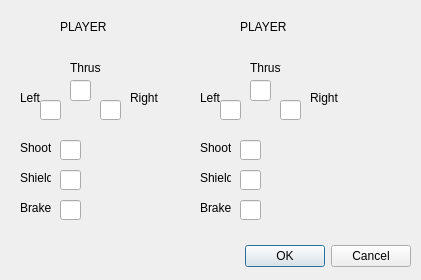
Above: settings.ui from LeifAndersen/CS3505-hw4 before the change. Below: the same form after it.
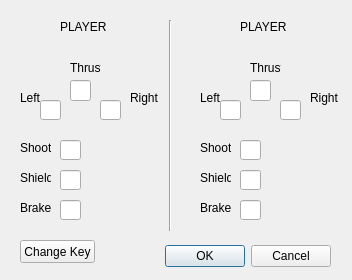
That is the form after the change.

Commit message: trying to figure out how to get key bindings to work, going to try to bind the key using events rather than a text editor

```diff
--- a/settings.ui
+++ b/settings.ui
@@ -6,7 +6,7 @@
    <rect>
     <x>0</x>
     <y>0</y>
-    <width>421</width>
+    <width>352</width>
     <height>280</height>
    </rect>
   </property>
@@ -16,7 +16,7 @@
   <widget class="QDialogButtonBox" name="buttonBox">
    <property name="geometry">
     <rect>
-     <x>110</x>
+     <x>30</x>
      <y>240</y>
      <width>301</width>
      <height>32</height>
@@ -367,6 +367,32 @@
     <number>1</number>
    </property>
   </widget>
+  <widget class="Line" name="line">
+   <property name="geometry">
+    <rect>
+     <x>160</x>
+     <y>20</y>
+     <width>20</width>
+     <height>211</height>
+    </rect>
+   </property>
+   <property name="orientation">
+    <enum>Qt::Vertical</enum>
+   </property>
+  </widget>
+  <widget class="QPushButton" name="EditKey">
+   <property name="geometry">
+    <rect>
+     <x>20</x>
+     <y>240</y>
+     <width>75</width>
+     <height>23</height>
+    </rect>
+   </property>
+   <property name="text">
+    <string>Change Key</string>
+   </property>
+  </widget>
  </widget>
  <resources/>
  <connections>
```
The commit also changes 2 other files.
